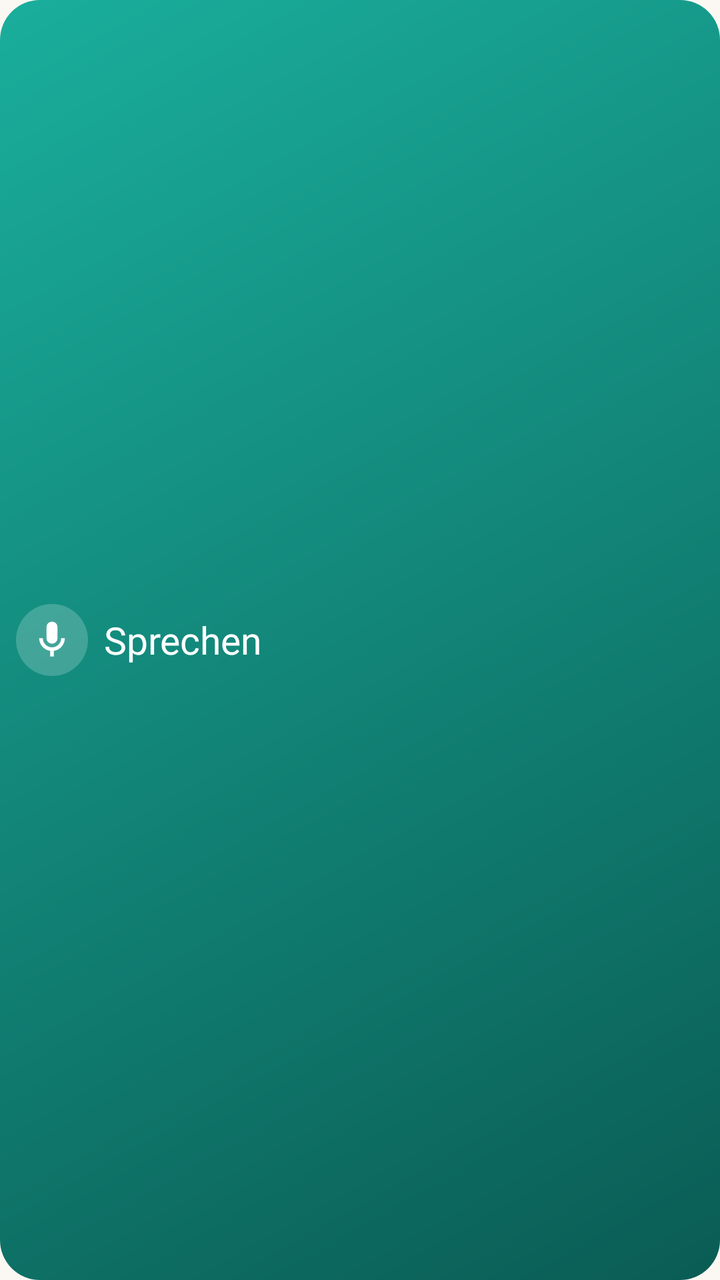
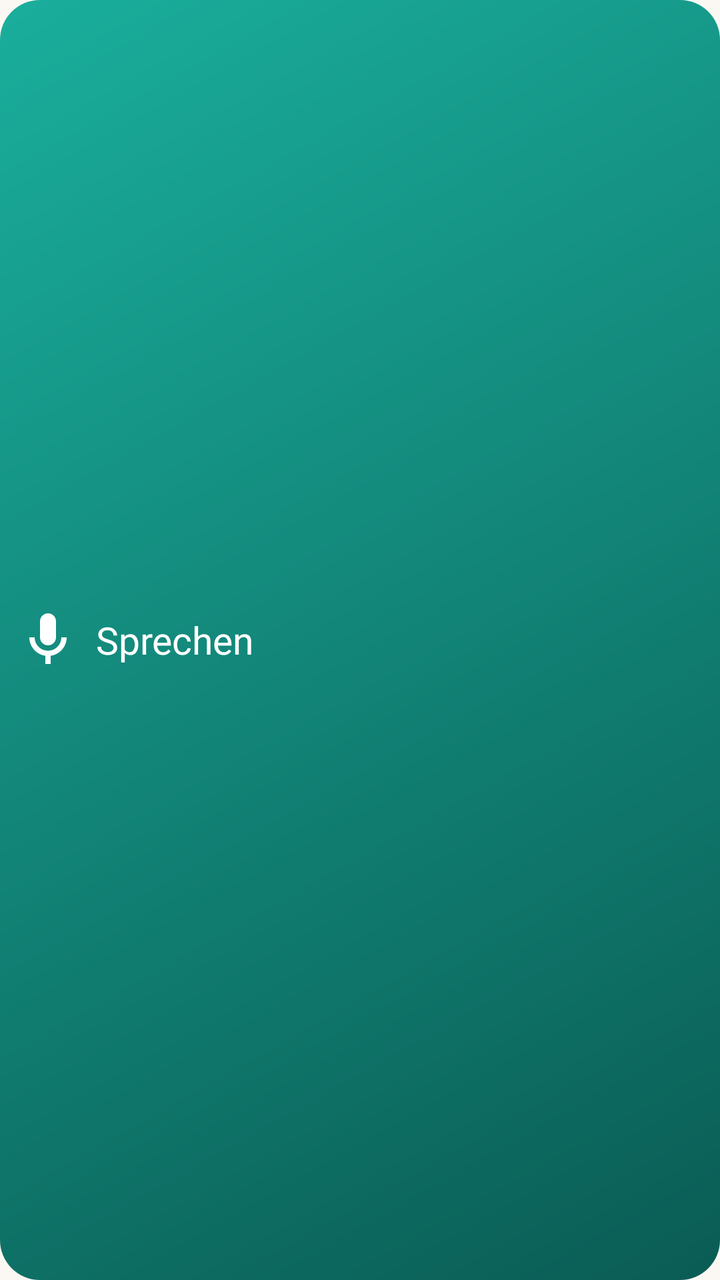

Before-and-after screenshots of an Android layout around one commit, followed by the original layout XML and the change that was made.
<!-- AndroidManifest.xml: application theme Theme.Merks -->
<!-- res/layout/widget_speak_wide.xml -->
<?xml version="1.0" encoding="utf-8"?>
<LinearLayout xmlns:android="http://schemas.android.com/apk/res/android"
    android:id="@+id/widget_root"
    android:layout_width="match_parent"
    android:layout_height="match_parent"
    android:background="@drawable/widget_bg_small"
    android:gravity="center"
    android:orientation="horizontal"
    android:padding="8dp">

    <ImageView
        android:layout_width="36dp"
        android:layout_height="36dp"
        android:background="@drawable/widget_mic_bg"
        android:contentDescription="@string/speak"
        android:padding="7dp"
        android:src="@drawable/ic_mic" />

    
    <TextView
        android:layout_width="0dp"
        android:layout_height="match_parent"
        android:layout_marginStart="8dp"
        android:layout_weight="1"
        android:autoSizeMaxTextSize="19sp"
        android:autoSizeMinTextSize="12sp"
        android:autoSizeTextType="uniform"
        android:fontFamily="@font/nunito_extrabold"
        android:gravity="center_vertical"
        android:maxLines="1"
        android:text="@string/speak"
        android:textColor="#FFFFFF" />
</LinearLayout>
<!-- resources referenced by this layout -->
<resources>
  <!-- drawable widget_mic_bg (drawable) -->
  <?xml version="1.0" encoding="utf-8"?>
  <shape xmlns:android="http://schemas.android.com/apk/res/android"
      android:shape="oval">
      <solid android:color="#33FFFFFF" />
  </shape>
  <string name="speak">Sprechen</string>
  <style name="Theme.Merks" parent="Theme.Material3.DayNight.NoActionBar">
          <item name="colorPrimary">@color/m_primary</item>
          <item name="colorOnPrimary">@color/m_on_primary</item>
          <item name="colorPrimaryContainer">@color/m_primary_container</item>
          <item name="colorOnPrimaryContainer">@color/m_on_primary_container</item>
          <item name="colorSecondary">@color/m_secondary</item>
          <item name="colorOnSecondary">@color/m_on_secondary</item>
          <item name="colorSecondaryContainer">@color/m_secondary_container</item>
          <item name="colorOnSecondaryContainer">@color/m_on_secondary_container</item>
          <item name="android:colorBackground">@color/m_background</item>
          <item name="colorOnBackground">@color/m_on_background</item>
          <item name="colorSurface">@color/m_surface</item>
          <item name="colorOnSurface">@color/m_on_surface</item>
          <item name="colorSurfaceVariant">@color/m_surface_variant</item>
          <item name="colorOnSurfaceVariant">@color/m_on_surface_variant</item>
          <item name="colorSurfaceContainerLowest">@color/m_surface_container_lowest</item>
          <item name="colorSurfaceContainerLow">@color/m_surface_container_low</item>
          <item name="colorSurfaceContainer">@color/m_surface_container</item>
          <item name="colorSurfaceContainerHigh">@color/m_surface_container_high</item>
          <item name="colorSurfaceContainerHighest">@color/m_surface_container_highest</item>
          <item name="colorOutline">@color/m_outline</item>
          <item name="colorOutlineVariant">@color/m_outline_variant</item>
          <item name="colorError">@color/m_error</item>
          <item name="colorOnError">@color/m_on_error</item>
          <item name="colorSurfaceInverse">@color/m_inverse_surface</item>
          <item name="colorOnSurfaceInverse">@color/m_inverse_on_surface</item>
          <item name="colorPrimaryInverse">@color/m_inverse_primary</item>
  
          <item name="android:windowBackground">@color/m_background</item>
          <item name="android:statusBarColor">@color/m_background</item>
          <item name="android:navigationBarColor">@color/m_background</item>
          <item name="android:windowLightStatusBar">@bool/light_bars</item>
          <item name="android:windowLightNavigationBar" tools:targetApi="27">@bool/light_bars</item>
  
          
          <item name="android:textAppearance">@style/TextAppearance.Merks.BodyLarge</item>
          <item name="textAppearanceHeadlineMedium">@style/TextAppearance.Merks.HeadlineMedium</item>
          <item name="textAppearanceHeadlineSmall">@style/TextAppearance.Merks.HeadlineSmall</item>
          <item name="textAppearanceTitleLarge">@style/TextAppearance.Merks.TitleLarge</item>
          <item name="textAppearanceTitleMedium">@style/TextAppearance.Merks.TitleMedium</item>
          <item name="textAppearanceTitleSmall">@style/TextAppearance.Merks.TitleSmall</item>
          <item name="textAppearanceBodyLarge">@style/TextAppearance.Merks.BodyLarge</item>
          <item name="textAppearanceBodyMedium">@style/TextAppearance.Merks.BodyMedium</item>
          <item name="textAppearanceBodySmall">@style/TextAppearance.Merks.BodySmall</item>
          <item name="textAppearanceLabelLarge">@style/TextAppearance.Merks.LabelLarge</item>
          <item name="textAppearanceLabelMedium">@style/TextAppearance.Merks.LabelMedium</item>
          <item name="textAppearanceLabelSmall">@style/TextAppearance.Merks.LabelSmall</item>
      </style>
  <color name="m_primary">#0D7A6F</color>
  <color name="m_surface">#FBF8F3</color>
  <color name="m_outline">#7E7A72</color>
  <color name="m_error">#B3261E</color>
  <color name="m_on_error">#FFFFFF</color>
  <!-- unchanged entries left out for length: 36 -->
</resources>

<!-- the commit's change to res/layout/widget_speak_wide.xml (unified diff, before → after) -->
@@ -9,11 +9,9 @@
     android:padding="8dp">
 
     <ImageView
-        android:layout_width="36dp"
-        android:layout_height="36dp"
-        android:background="@drawable/widget_mic_bg"
+        android:layout_width="32dp"
+        android:layout_height="32dp"
         android:contentDescription="@string/speak"
-        android:padding="7dp"
         android:src="@drawable/ic_mic" />
 
     
<!-- resource entries referenced after the edit -->
@@ -1,11 +1,5 @@
 <!-- resources referenced by this layout -->
 <resources>
-  <!-- drawable widget_mic_bg (drawable) -->
-  <?xml version="1.0" encoding="utf-8"?>
-  <shape xmlns:android="http://schemas.android.com/apk/res/android"
-      android:shape="oval">
-      <solid android:color="#33FFFFFF" />
-  </shape>
   <string name="speak">Sprechen</string>
   <style name="Theme.Merks" parent="Theme.Material3.DayNight.NoActionBar">
           <item name="colorPrimary">@color/m_primary</item>
@@ -35,9 +29,10 @@
           <item name="colorOnSurfaceInverse">@color/m_inverse_on_surface</item>
           <item name="colorPrimaryInverse">@color/m_inverse_primary</item>
   
-          <item name="android:windowBackground">@color/m_background</item>
-          <item name="android:statusBarColor">@color/m_background</item>
-          <item name="android:navigationBarColor">@color/m_background</item>
+          
+          <item name="android:windowBackground">?android:attr/colorBackground</item>
+          <item name="android:statusBarColor">?android:attr/colorBackground</item>
+          <item name="android:navigationBarColor">?android:attr/colorBackground</item>
           <item name="android:windowLightStatusBar">@bool/light_bars</item>
           <item name="android:windowLightNavigationBar" tools:targetApi="27">@bool/light_bars</item>
   
